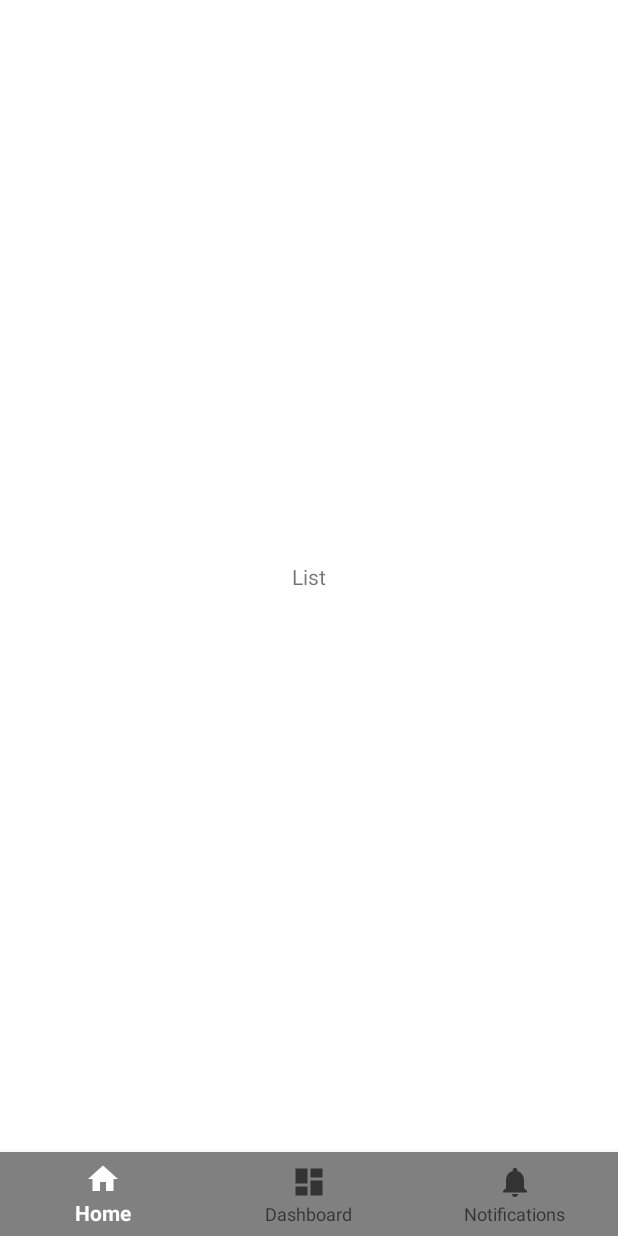
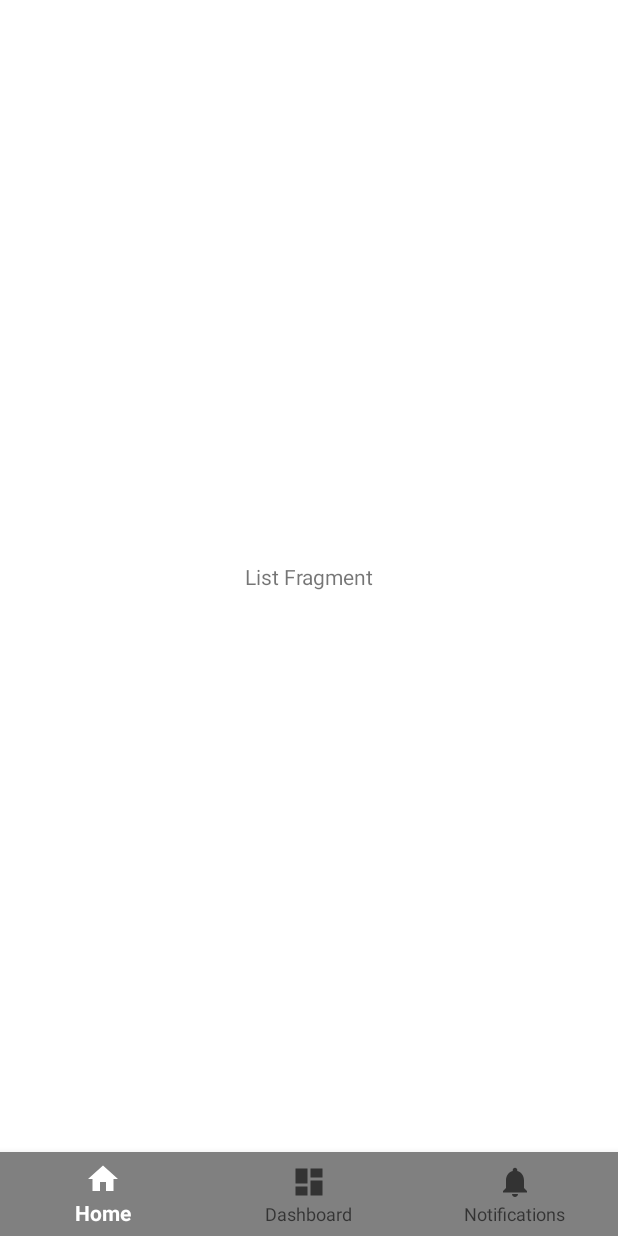
Before and after one commit to superalan89/Pholar, an Android app: the screen it shows after launch (HomeActivity), on a phone screen of 412 x 824 dp. Run offline under Robolectric (Android 15) with nearby library versions, the phone set to English and light mode, and no system bars.

Commit message:
Commit Test

```diff
--- a/app/src/main/res/layout/fragment_list.xml
+++ b/app/src/main/res/layout/fragment_list.xml
@@ -12,7 +12,7 @@
         android:id="@+id/textView"
         android:layout_width="wrap_content"
         android:layout_height="wrap_content"
-        android:text="List"
+        android:text="List Fragment"
         app:layout_constraintBottom_toBottomOf="parent"
         app:layout_constraintEnd_toEndOf="parent"
         app:layout_constraintStart_toStartOf="parent"
```
